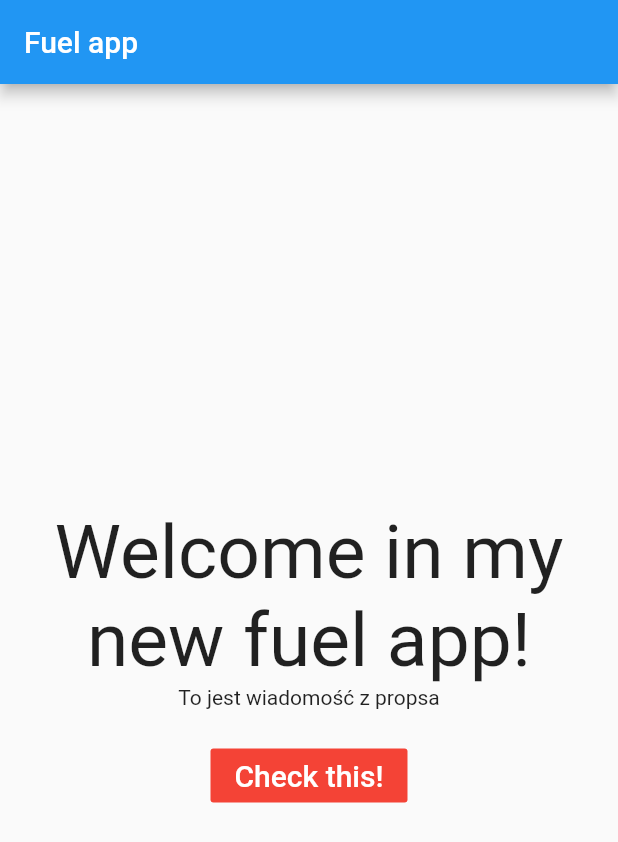
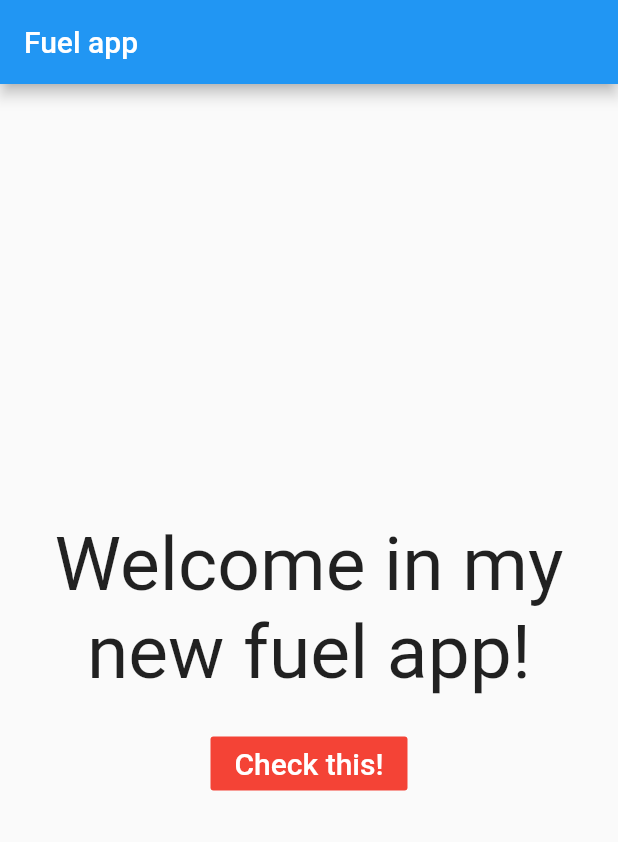
Before and after one commit to MDolega20/fuel_flutter_app, a Flutter app: the screen it shows after launch, on a phone screen of 412 x 824 dp. Shown: the top 842 px of the screen. Run offline on Flutter 3.47's test engine with Material 2 defaults, Android fonts, the phone set to English and light mode, and no system bars; our stand-ins replace datetime_picker_formfield, shared_preferences.

Commit message:
scope model part 3

```diff
--- a/lib/screens/page_add_data.dart
+++ b/lib/screens/page_add_data.dart
@@ -329,7 +329,7 @@ class _FormAddState extends State<FormAdd> {
               keyboardType: TextInputType.number,
               validator: (value) {
                 if (value == null || value == "") {
-                  _calcLiters;
+                  _calcLiters();
                 }
                 return null;
               },
@@ -345,7 +345,7 @@ class _FormAddState extends State<FormAdd> {
               keyboardType: TextInputType.number,
               validator: (value) {
                 if (value == null || value == "") {
-                  _calcLiters;
+                  _calcLiters();
                 }
                 return null;
               },
@@ -361,7 +361,7 @@ class _FormAddState extends State<FormAdd> {
               keyboardType: TextInputType.number,
               validator: (value) {
                 if (value == null || value == "") {
-                  _calcLiters;
+                  _calcLiters();
                 }
                 return null;
               },
--- a/lib/screens/start.dart
+++ b/lib/screens/start.dart
@@ -7,16 +7,12 @@ class StartPage extends StatelessWidget {
       appBar: AppBar(
         title: Text("Fuel app"),
       ),
-      body: StartPageBody(messege: "To jest wiadomość z propsa"),
+      body: StartPageBody(),
     );
   }
 }
 
 class StartPageBody extends StatelessWidget {
-
-  final String messege;
-
-  StartPageBody({this.messege});
 
   @override
   Widget build(BuildContext context) {
@@ -29,7 +25,6 @@ class StartPageBody extends StatelessWidget {
           style: TextStyle(fontSize: 50.0),
           textAlign: TextAlign.center,
         ),
-        Text(messege),
         Padding(
           padding: const EdgeInsets.only(top: 20.0),
           child: FlatButton(
```
